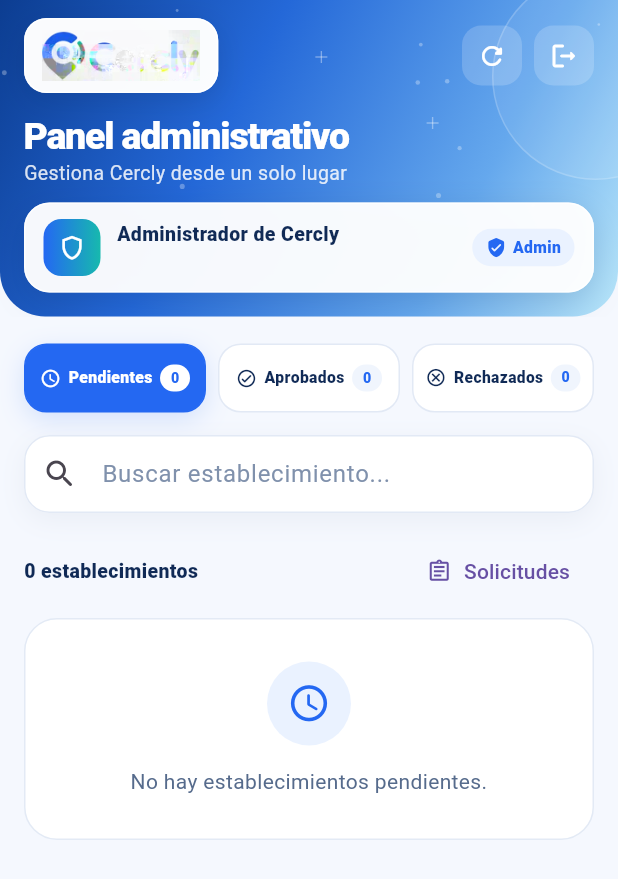
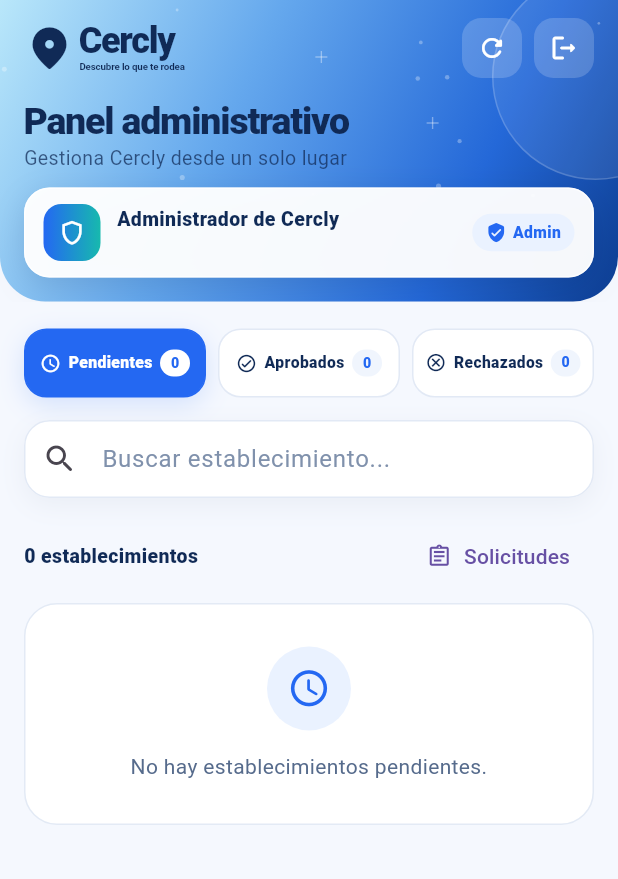
Before and after one commit to Anthony8724/Cercly, a Flutter app: the PanelAdministradorScreen screen opened directly, on a phone screen of 412 x 824 dp. Shown: the top 879 px of the screen. Run offline on Flutter 3.47's test engine with Material 3 defaults, Android fonts, the phone set to English and light mode, and no system bars; our stand-ins replace flutter_local_notifications, flutter_map, geolocator, image_picker, latlong2, supabase_flutter; accounts and stored records are empty; project files that could hold a hidden picture were left out.

Commit message:
style: integrar marca Cercly en cabecera administrativa

```diff
--- a/lib/features/administracion/screens/panel_administrador_screen.dart
+++ b/lib/features/administracion/screens/panel_administrador_screen.dart
@@ -297,6 +297,43 @@
     );
   }
 
+  Widget _marcaCercly() {
+    return const Row(
+      mainAxisSize: MainAxisSize.min,
+      children: [
+        Icon(Icons.location_on_rounded, color: _azulOscuro, size: 34),
+        SizedBox(width: 3),
+        Column(
+          mainAxisSize: MainAxisSize.min,
+          crossAxisAlignment: CrossAxisAlignment.start,
+          children: [
+            Text(
+              'Cercly',
+              style: TextStyle(
+                color: _azulOscuro,
+                fontSize: 24,
+                height: 0.95,
+                fontWeight: FontWeight.w900,
+                letterSpacing: -0.9,
+              ),
+            ),
+            SizedBox(height: 3),
+            Text(
+              'Descubre lo que te rodea',
+              style: TextStyle(
+                color: _azulOscuro,
+                fontSize: 6.5,
+                height: 1,
+                fontWeight: FontWeight.w700,
+                letterSpacing: -0.1,
+              ),
+            ),
+          ],
+        ),
+      ],
+    );
+  }
+
   Widget _cabecera(String correo) {
     return Container(
       decoration: const BoxDecoration(
@@ -304,10 +341,10 @@
           begin: Alignment.topLeft,
           end: Alignment.bottomRight,
           colors: [
+            Color(0xFFB9E7FA),
+            Color(0xFF65A8ED),
+            Color(0xFF2468D8),
             Color(0xFF0C3D91),
-            Color(0xFF2468D8),
-            Color(0xFF65A8ED),
-            Color(0xFFB9E7FA),
           ],
           stops: [0, 0.37, 0.74, 1],
         ),
@@ -342,34 +379,7 @@
                       Expanded(
                         child: Align(
                           alignment: Alignment.centerLeft,
-                          child: Container(
-                            constraints: const BoxConstraints(maxWidth: 162),
-                            height: 50,
-                            padding: const EdgeInsets.symmetric(
-                              horizontal: 11,
-                              vertical: 7,
-                            ),
-                            decoration: BoxDecoration(
-                              color: Colors.white.withValues(alpha: 0.98),
-                              borderRadius: BorderRadius.circular(15),
-                              border: Border.all(
-                                color: Colors.white.withValues(alpha: 0.88),
-                              ),
-                              boxShadow: const [
-                                BoxShadow(
-                                  color: Color(0x26071F48),
-                                  blurRadius: 16,
-                                  offset: Offset(0, 5),
-                                ),
-                              ],
-                            ),
-                            child: Image.asset(
-                              'assets/branding/cercly_logo.webp',
-                              fit: BoxFit.contain,
-                              alignment: Alignment.centerLeft,
-                              filterQuality: FilterQuality.high,
-                            ),
-                          ),
+                          child: _marcaCercly(),
                         ),
                       ),
                       _accionCabecera(
@@ -391,7 +401,7 @@
                     style: TextStyle(
                       fontSize: 25,
                       fontWeight: FontWeight.w900,
-                      color: Colors.white,
+                      color: _azulOscuro,
                       height: 1.05,
                       letterSpacing: -0.8,
                     ),
@@ -402,7 +412,7 @@
                     style: TextStyle(
                       fontSize: 13,
                       height: 1.25,
-                      color: Colors.white.withValues(alpha: 0.84),
+                      color: _azulOscuro.withValues(alpha: 0.74),
                     ),
                   ),
                   const SizedBox(height: 12),
```
